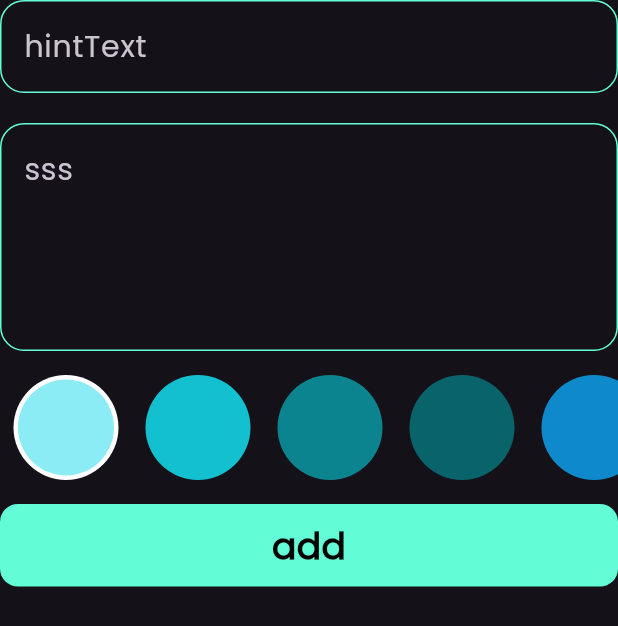
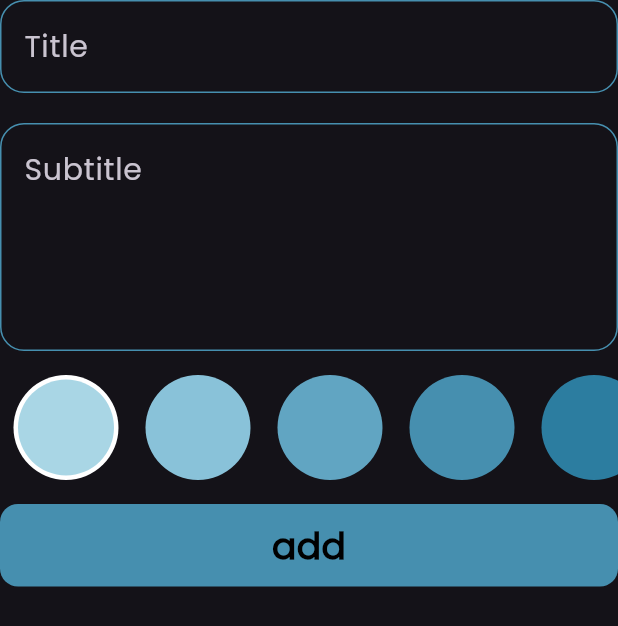
Before and after one commit to walidgamal010633/Notes_App, a Flutter app: what add_note_form() shows on an empty page, opened directly, on a phone screen of 412 x 824 dp. Shown: the top 626 px of the screen. Run offline on Flutter 3.47's test engine with Material 3 defaults, Android fonts, the phone set to English and light mode, and no system bars; our stand-ins replace bloc, flutter_bloc, hive, hive_flutter; accounts and stored records are empty.

Commit message:
add colors list to edit note

```diff
--- a/lib/constant.dart
+++ b/lib/constant.dart
@@ -1,22 +1,27 @@
 import 'package:flutter/material.dart';
 
-const kprimary_color =Color(0xff62FCD7);
+const kprimary_color = Color(0xff468FAF);
 const knotesBox = "notes box";
 
-void Show_SnackBar(BuildContext context,String Massage) {
-      ScaffoldMessenger.of(context).showSnackBar(
-      SnackBar(
-        content: Text(Massage),
+void Show_SnackBar(BuildContext context, String Massage) {
+  ScaffoldMessenger.of(context).showSnackBar(
+    SnackBar(
+      backgroundColor: kprimary_color,
+      content: Text(
+        Massage,
+        style: TextStyle(fontSize: 16, fontWeight: FontWeight.bold),
       ),
-    );
-  }
+    ),
+  );
+}
 
-  List Colorss =[
-    Color(0xff8BECF5),
-    Color(0xff12C0CF),
-    Color(0xff0C848F),
-    Color(0xff09636B),
-    Color(0xff0E89CB),
-    Color(0xff063751),
-    Color(0xff031B29),
-  ];
+List KColorss = [
+  Color(0xffA9D6E5),
+  Color(0xff89C2D9),
+  Color(0xff61A5C2),
+  Color(0xff468FAF),
+  Color(0xff2C7DA0),
+  Color(0xff2A6F97),
+  Color(0xff014F86),
+  Color(0xff01497C),
+];
--- a/lib/cubits/AddNoteCubit/add_note_cubit.dart
+++ b/lib/cubits/AddNoteCubit/add_note_cubit.dart
@@ -9,11 +9,11 @@ part 'add_note_state.dart';
 
 class AddNoteCubit extends Cubit<AddNoteState> {
   AddNoteCubit() : super(AddNoteInitial());
-
+Color color =Color(0xffA9D6E5);
   addNote(note_model note) async {
 
     try {
-
+      note.Color =color.value;
       var notesBox = Hive.box<note_model>(knotesBox);
       emit(AddNoteLoading());
       await notesBox.add(note);
--- a/lib/view/note_view.dart
+++ b/lib/view/note_view.dart
@@ -1,5 +1,6 @@
 import 'package:flutter/material.dart';
 import 'package:flutter_bloc/flutter_bloc.dart';
+import 'package:notes_app/constant.dart';
 import 'package:notes_app/cubits/NotesCubit/notes_cubit.dart';
 import 'package:notes_app/view/widget/add_note_bottomsheet.dart';
 import 'package:notes_app/view/widget/custom_appbar.dart';
@@ -19,7 +20,7 @@ class noteview extends StatelessWidget {
                 Radius.circular(30),
               ),
             ),
-            backgroundColor: Color.fromARGB(255, 39, 74, 94),
+            backgroundColor: kprimary_color,
             child: Icon(
               Icons.add,
               color: Colors.black,
--- a/lib/view/widget/add_note_form.dart
+++ b/lib/view/widget/add_note_form.dart
@@ -34,7 +34,7 @@ class _add_note_formState extends State<add_note_form> {
               onSaved: (value) {
                 titel = value;
               },
-              hintText: "hintText"),
+              hintText: "Title"),
           SizedBox(
             height: 20,
           ),
@@ -42,17 +42,16 @@ class _add_note_formState extends State<add_note_form> {
             onSaved: (value) {
               subtitel = value;
             },
-            hintText: "sss",
+            hintText: "Subtitle",
             maxLines: 5,
           ),
           SizedBox(
             height: 16,
           ),
+          colorlistview(
 
-
-colorlistview(),
-
-           SizedBox(
+          ),
+          SizedBox(
             height: 16,
           ),
           BlocBuilder<AddNoteCubit, AddNoteState>(
@@ -71,7 +70,6 @@ colorlistview(),
                         date: formattedDate,
                         Color: Colors.blue.value);
                     BlocProvider.of<AddNoteCubit>(context).addNote(note);
-
                   }
                   {
                     autovalidateMode = AutovalidateMode.always;
--- a/lib/view/widget/color list.dart
+++ b/lib/view/widget/color list.dart
@@ -1,5 +1,8 @@
 import 'package:flutter/material.dart';
+import 'package:flutter_bloc/flutter_bloc.dart';
 import 'package:notes_app/constant.dart';
+import 'package:notes_app/cubits/AddNoteCubit/add_note_cubit.dart';
+import 'package:notes_app/model/note_model.dart';
 
 class coloritem extends StatelessWidget {
   const coloritem({super.key, required this.isActive, required this.colorr});
@@ -40,17 +43,17 @@ class _colorlistviewState extends State<colorlistview> {
       height: 35 * 2,
       child: ListView.builder(
           scrollDirection: Axis.horizontal,
-          itemCount: Colorss.length,
+          itemCount: KColorss.length,
           itemBuilder: (context, index) {
             return GestureDetector(
               onTap: () {
-
+               BlocProvider.of<AddNoteCubit>(context).color =KColorss[index];
                 setState(() {
                    currentindex =index;
                 });
               },
               child: coloritem(
-                colorr:Colorss[index] ,
+                colorr:KColorss[index] ,
                 isActive: currentindex == index,
               ),
             );
--- a/lib/view/widget/custom_textfield.dart
+++ b/lib/view/widget/custom_textfield.dart
@@ -3,7 +3,12 @@ import 'package:notes_app/constant.dart';
 
 class custom_taxtfield extends StatelessWidget {
   const custom_taxtfield(
-      {super.key,  this.hintText, this.maxLines = 1, this.onSaved, this.onChanged, this.text});
+      {super.key,
+      this.hintText,
+      this.maxLines = 1,
+      this.onSaved,
+      this.onChanged,
+      this.text});
   final String? hintText;
   final int maxLines;
   final void Function(String?)? onSaved;
@@ -26,18 +31,34 @@ class custom_taxtfield extends StatelessWidget {
       maxLines: maxLines,
       cursorColor: kprimary_color,
       decoration: InputDecoration(
+        errorStyle: TextStyle(color: Colors.redAccent, fontSize: 16),
         hintText: hintText,
         hintStyle: TextStyle(fontSize: 20),
         enabledBorder: OutlineInputBorder(
           borderSide: BorderSide(
             color: kprimary_color,
           ),
-              borderRadius: BorderRadius.circular(16)),
+          borderRadius: BorderRadius.circular(16),
+        ),
         focusedBorder: OutlineInputBorder(
           borderSide: BorderSide(
             color: kprimary_color,
           ),
-              borderRadius: BorderRadius.circular(16))),
+          borderRadius: BorderRadius.circular(16),
+        ),
+        errorBorder: OutlineInputBorder(
+          borderSide: BorderSide(
+            color: kprimary_color,
+          ),
+          borderRadius: BorderRadius.circular(16),
+        ),
+        border: OutlineInputBorder(
+          borderSide: BorderSide(
+            color: kprimary_color,
+          ),
+          borderRadius: BorderRadius.circular(16),
+        ),
+      ),
     );
   }
 }
```
Also changed, not shown: lib/view/widget/edit _colorlist.dart (added, +45 -0 lines), lib/view/widget/edit_notes_body.dart (+7 -1 lines). Lines whose indentation alone changed are shown as unchanged.
